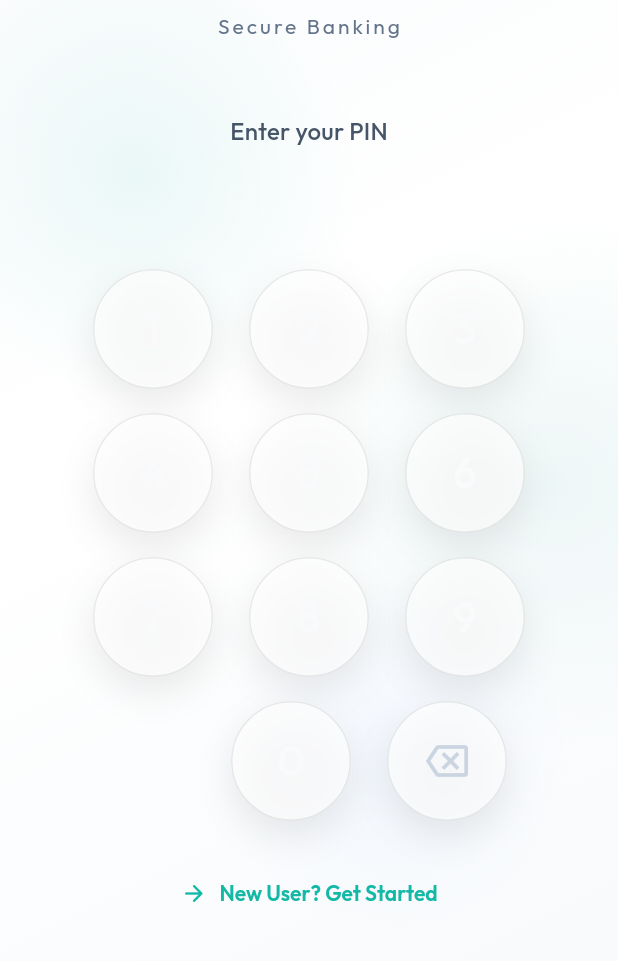
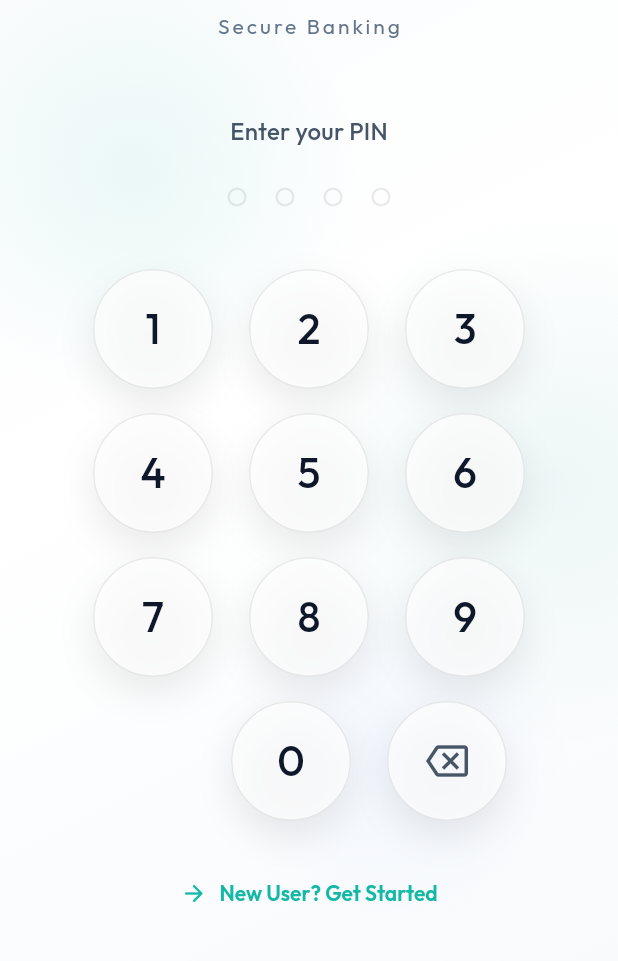
Before and after one commit to Patricio11/isihlangu, a Flutter app: the screen it shows after launch, scrolled down 32 dp, on a phone screen of 412 x 824 dp, the part 271-1232 px from its top. Run offline on Flutter 3.47's test engine with Material 3 defaults, Android fonts, the phone set to English and light mode, and no system bars; drawn by our look-alikes of flutter_animate; our stand-ins replace flutter_riverpod, go_router, google_fonts, sensors_plus, shared_preferences; accounts and stored records are empty.

Commit message:
fix(theme): Migrate PIN widgets to dynamic theme colors
Fix white number/icon issue in login PIN keypad for light theme.

Changes to pin_keypad.dart:
- Replace AppColors.textPrimary with context.colors.textPrimary for digit text
- Replace AppColors.textSecondary with context.colors.textSecondary for delete icon
- Remove const from Icon widget (cannot be const with context.colors)

Changes to pin_dots.dart:
- Replace AppColors.primary with context.colors.primary
- Replace AppColors.danger with context.colors.danger
- Replace AppColors.glassBorder with context.colors.glassBorder
- Update withOpacity to withValues(alpha:) for modern API

Both widgets now properly adapt to light/dark themes.

```diff
--- a/lib/features/auth/presentation/widgets/pin_dots.dart
+++ b/lib/features/auth/presentation/widgets/pin_dots.dart
@@ -47,15 +47,15 @@ class _PinDot extends StatelessWidget {
   @override
   Widget build(BuildContext context) {
     final color = hasError
-        ? AppColors.danger
+        ? context.colors.danger
         : isFilled
-            ? AppColors.primary
-            : AppColors.glassBorder;
+            ? context.colors.primary
+            : context.colors.glassBorder;
 
     final boxShadow = isFilled && !hasError
         ? [
             BoxShadow(
-              color: AppColors.primary.withOpacity(0.5),
+              color: context.colors.primary.withValues(alpha: 0.5),
               blurRadius: 12,
               spreadRadius: 2,
             ),
--- a/lib/features/auth/presentation/widgets/pin_keypad.dart
+++ b/lib/features/auth/presentation/widgets/pin_keypad.dart
@@ -86,7 +86,7 @@ class _DigitKey extends StatelessWidget {
             child: Text(
               digit,
               style: theme.textTheme.headlineMedium?.copyWith(
-                color: AppColors.textPrimary,
+                color: context.colors.textPrimary,
                 fontWeight: FontWeight.w500,
               ),
             ),
@@ -119,10 +119,10 @@ class _DeleteKey extends StatelessWidget {
             onPressed();
           },
           borderRadius: BorderRadius.circular(40),
-          child: const Center(
+          child: Center(
             child: Icon(
               Icons.backspace_outlined,
-              color: AppColors.textSecondary,
+              color: context.colors.textSecondary,
               size: 28,
             ),
           ),
```
